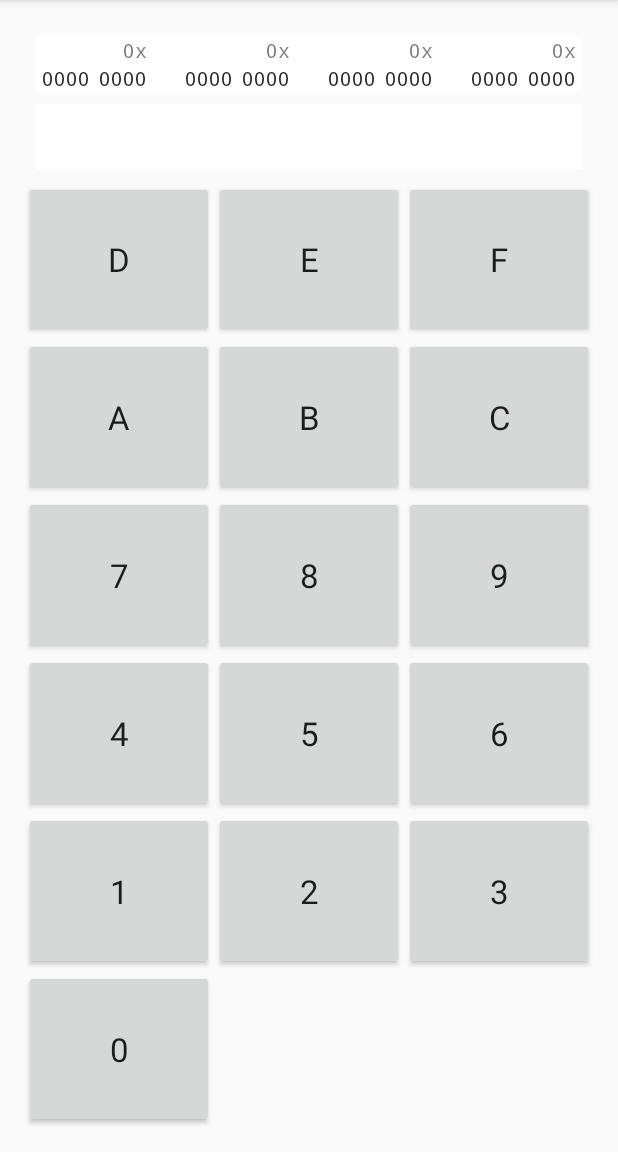
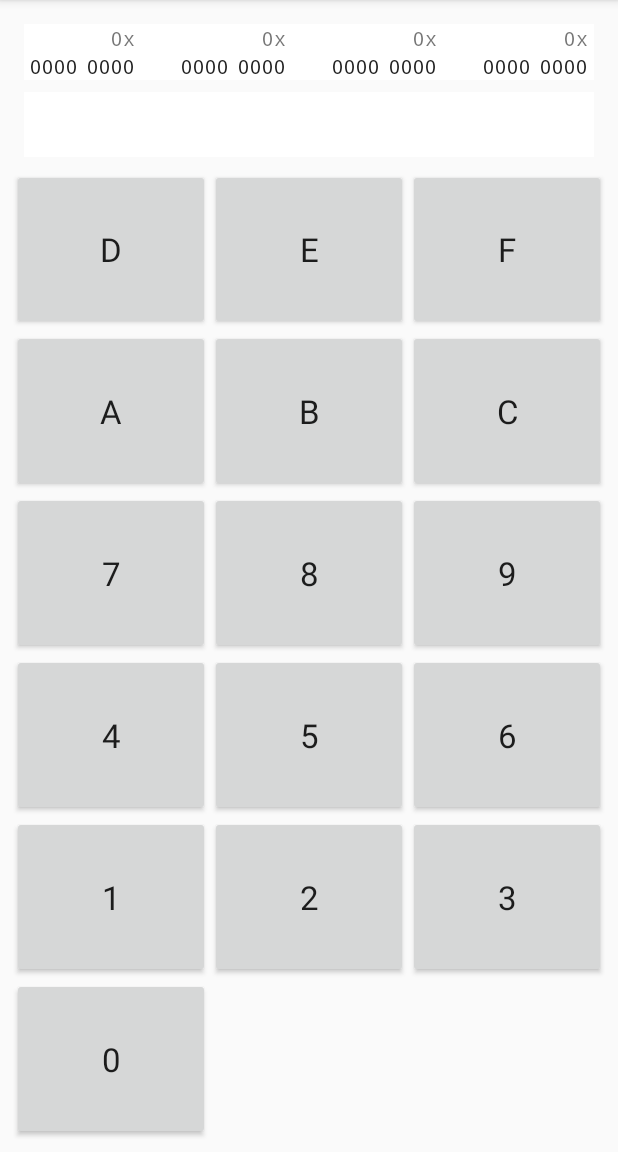
Before and after one commit to aksel/DevCalc, an Android app: the screen it shows after launch (MainActivity), on a phone screen of 412 x 824 dp, the part 84-1236 px from its top. Run offline under Robolectric (Android 15) with nearby library versions, the phone set to English and light mode, and no system bars.

Commit message:
Changed padding

```diff
--- a/app/src/main/res/layout/activity_main.xml
+++ b/app/src/main/res/layout/activity_main.xml
@@ -6,12 +6,8 @@
     android:layout_height="match_parent"
     android:orientation="vertical"
     tools:context="com.akseltorgard.devcalc.MainActivity"
-    android:paddingBottom="@dimen/activity_vertical_margin"
-    android:paddingLeft="@dimen/activity_horizontal_margin"
-    android:paddingRight="@dimen/activity_horizontal_margin"
-    android:paddingTop="@dimen/activity_vertical_margin">
+    android:padding="8dp">
 
     <include layout="@layout/content_display"/>
-
     <include layout="@layout/content_number_buttons"/>
 </LinearLayout>
```
